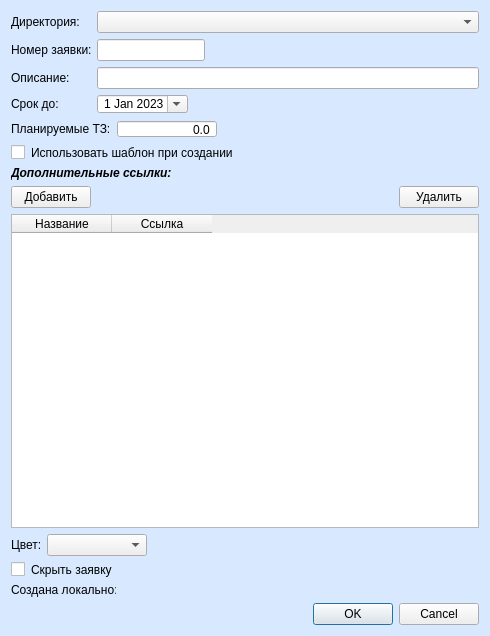
ShiragG/TaskManager, file ui_task.ui: the form before one commit.
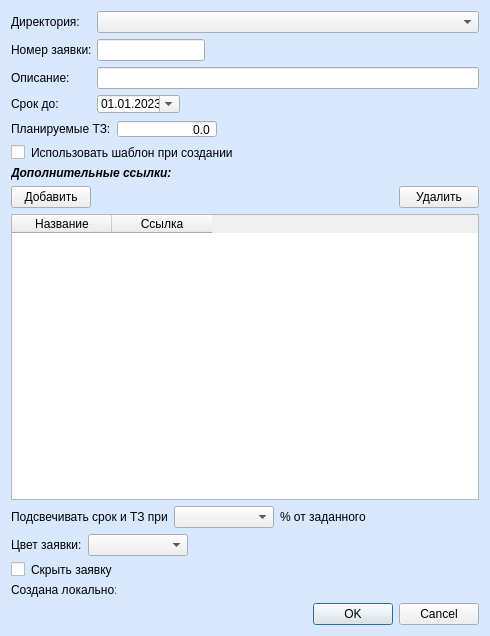
The form after the commit. Icons and pictures are not drawn.

Patch:
```diff
--- a/ui_task.ui
+++ b/ui_task.ui
@@ -189,6 +189,9 @@
          <day>1</day>
         </datetime>
        </property>
+       <property name="displayFormat">
+        <string>dd.MM.yyyy</string>
+       </property>
        <property name="calendarPopup">
         <bool>true</bool>
        </property>
@@ -313,18 +316,152 @@
      </column>
     </widget>
    </item>
+   <item>
+    <layout class="QHBoxLayout" name="horizontalLayout_9">
+     <item>
+      <widget class="QLabel" name="label">
+       <property name="maximumSize">
+        <size>
+         <width>160</width>
+         <height>16777215</height>
+        </size>
+       </property>
+       <property name="text">
+        <string>Подсвечивать срок и ТЗ при</string>
+       </property>
+      </widget>
+     </item>
+     <item>
+      <widget class="QComboBox" name="percent_to_warning">
+       <property name="minimumSize">
+        <size>
+         <width>100</width>
+         <height>0</height>
+        </size>
+       </property>
+       <property name="maximumSize">
+        <size>
+         <width>100</width>
+         <height>16777215</height>
+        </size>
+       </property>
+       <item>
+        <property name="text">
+         <string/>
+        </property>
+       </item>
+       <item>
+        <property name="text">
+         <string>95</string>
+        </property>
+       </item>
+       <item>
+        <property name="text">
+         <string>90</string>
+        </property>
+       </item>
+       <item>
+        <property name="text">
+         <string>85</string>
+        </property>
+       </item>
+       <item>
+        <property name="text">
+         <string>80</string>
+        </property>
+       </item>
+       <item>
+        <property name="text">
+         <string>75</string>
+        </property>
+       </item>
+       <item>
+        <property name="text">
+         <string>70</string>
+        </property>
+       </item>
+       <item>
+        <property name="text">
+         <string>65</string>
+        </property>
+       </item>
+       <item>
+        <property name="text">
+         <string>60</string>
+        </property>
+       </item>
+       <item>
+        <property name="text">
+         <string>55</string>
+        </property>
+       </item>
+       <item>
+        <property name="text">
+         <string>50</string>
+        </property>
+       </item>
+       <item>
+        <property name="text">
+         <string>45</string>
+        </property>
+       </item>
+       <item>
+        <property name="text">
+         <string>40</string>
+        </property>
+       </item>
+       <item>
+        <property name="text">
+         <string>35</string>
+        </property>
+       </item>
+       <item>
+        <property name="text">
+         <string>30</string>
+        </property>
+       </item>
+      </widget>
+     </item>
+     <item>
+      <widget class="QLabel" name="label_2">
+       <property name="maximumSize">
+        <size>
+         <width>90</width>
+         <height>16777215</height>
+        </size>
+       </property>
+       <property name="text">
+        <string>% от заданного </string>
+       </property>
+      </widget>
+     </item>
+     <item>
+      <spacer name="horizontalSpacer_3">
+       <property name="orientation">
+        <enum>Qt::Horizontal</enum>
+       </property>
+       <property name="sizeHint" stdset="0">
+        <size>
+         <width>40</width>
+         <height>20</height>
+        </size>
+       </property>
+      </spacer>
+     </item>
+    </layout>
+   </item>
    <item>
     <layout class="QHBoxLayout" name="horizontalLayout_7">
      <item>
       <widget class="QLabel" name="label_color">
        <property name="maximumSize">
         <size>
-         <width>30</width>
+         <width>75</width>
          <height>16777215</height>
         </size>
        </property>
        <property name="text">
-        <string>Цвет:</string>
+        <string>Цвет заявки:</string>
        </property>
       </widget>
      </item>
```
